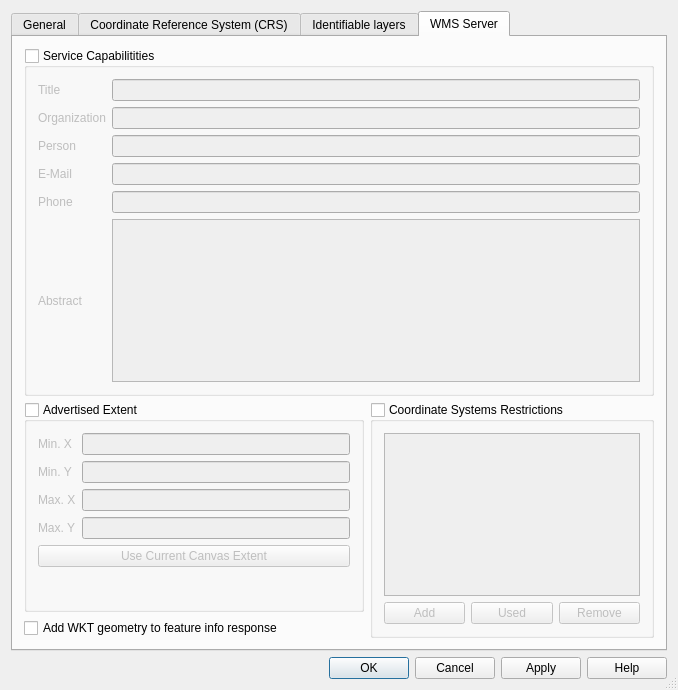
kadas-albireo/kadas-albireo, file src/ui/qgsprojectpropertiesbase.ui: the form before one commit.
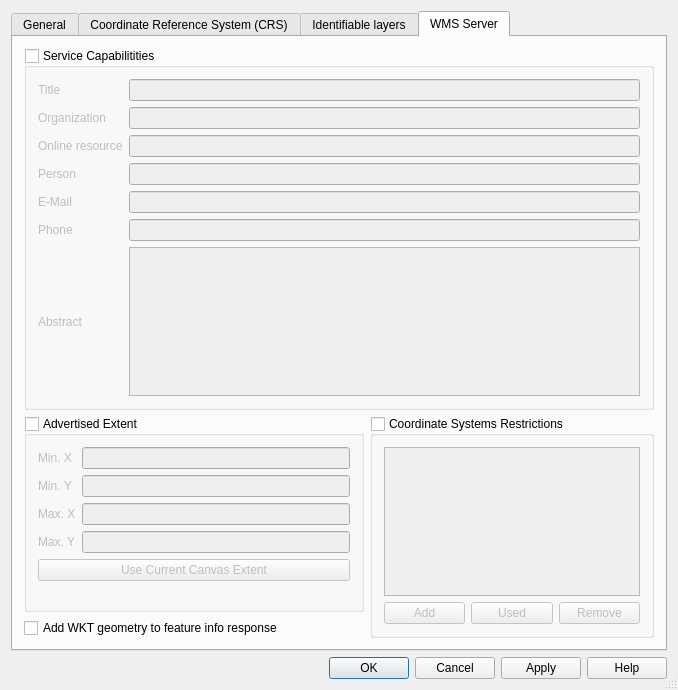
The form after the commit. The open tabs and pages were chosen to show the change. Icons and pictures are not drawn. Custom widgets are drawn as their Qt base class.

Commit message: Add Service online resource element to WMS capability response. This element is mandatory according to the 1.3 spec

What changed in the file:
```diff
--- a/src/ui/qgsprojectpropertiesbase.ui
+++ b/src/ui/qgsprojectpropertiesbase.ui
@@ -393,7 +393,7 @@
           <item row="0" column="2">
            <widget class="QLineEdit" name="mWMSTitle"/>
           </item>
-          <item row="2" column="0">
+          <item row="3" column="0">
            <widget class="QLabel" name="label_7">
             <property name="text">
              <string>Person</string>
@@ -403,10 +403,10 @@
             </property>
            </widget>
           </item>
-          <item row="2" column="2">
+          <item row="3" column="2">
            <widget class="QLineEdit" name="mWMSContactPerson"/>
           </item>
-          <item row="5" column="0">
+          <item row="6" column="0">
            <widget class="QLabel" name="label_8">
             <property name="text">
              <string>Phone</string>
@@ -416,13 +416,13 @@
             </property>
            </widget>
           </item>
-          <item row="5" column="2">
+          <item row="6" column="2">
            <widget class="QLineEdit" name="mWMSContactPhone"/>
           </item>
-          <item row="7" column="2">
+          <item row="8" column="2">
            <widget class="QTextEdit" name="mWMSAbstract"/>
           </item>
-          <item row="7" column="0">
+          <item row="8" column="0">
            <widget class="QLabel" name="label_5">
             <property name="text">
              <string>Abstract</string>
@@ -432,14 +432,14 @@
             </property>
            </widget>
           </item>
-          <item row="4" column="0">
+          <item row="5" column="0">
            <widget class="QLabel" name="label_13">
             <property name="text">
              <string>E-Mail</string>
             </property>
            </widget>
           </item>
-          <item row="4" column="2">
+          <item row="5" column="2">
            <widget class="QLineEdit" name="mWMSContactMail"/>
           </item>
           <item row="1" column="0">
@@ -455,6 +455,16 @@
           <item row="1" column="2">
            <widget class="QLineEdit" name="mWMSContactOrganization"/>
           </item>
+          <item row="2" column="2">
+           <widget class="QLineEdit" name="mWMSOnlineResourceLineEdit"/>
+          </item>
+          <item row="2" column="0">
+           <widget class="QLabel" name="mWMSOnlineResourceLabel">
+            <property name="text">
+             <string>Online resource</string>
+            </property>
+           </widget>
+          </item>
          </layout>
         </widget>
        </item>
```
The commit also changes 2 other files.
